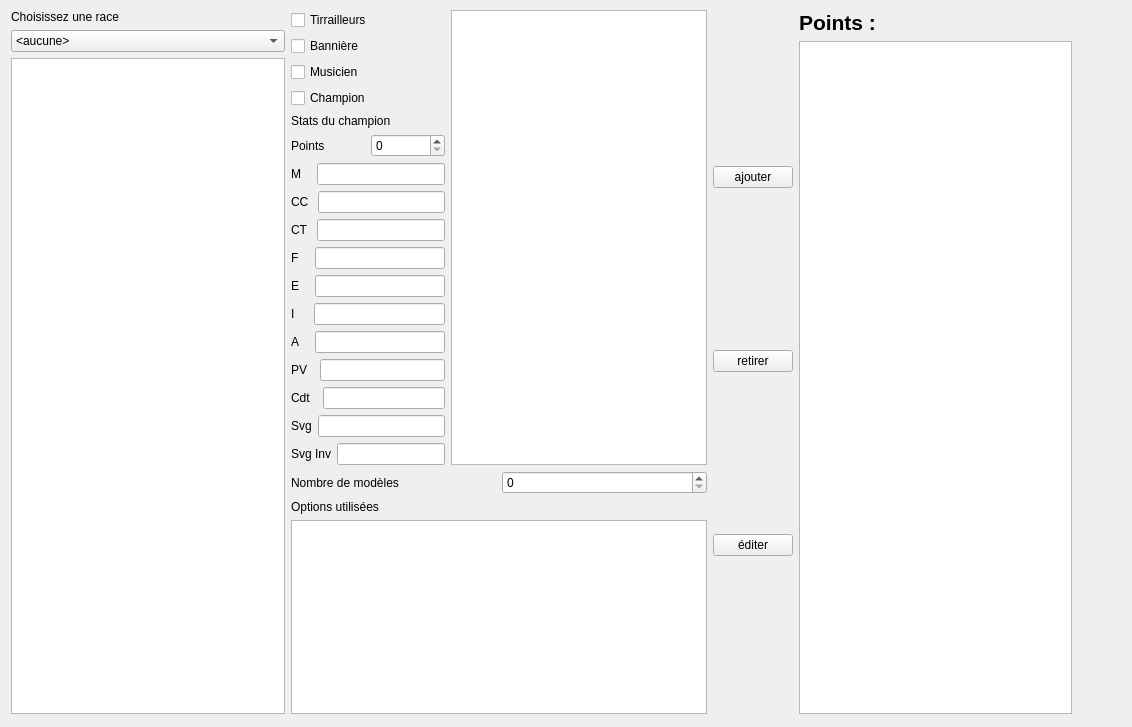
First picture: the form in warhole/armywindow.ui, repository kaosphere/Warhole, before the edit.
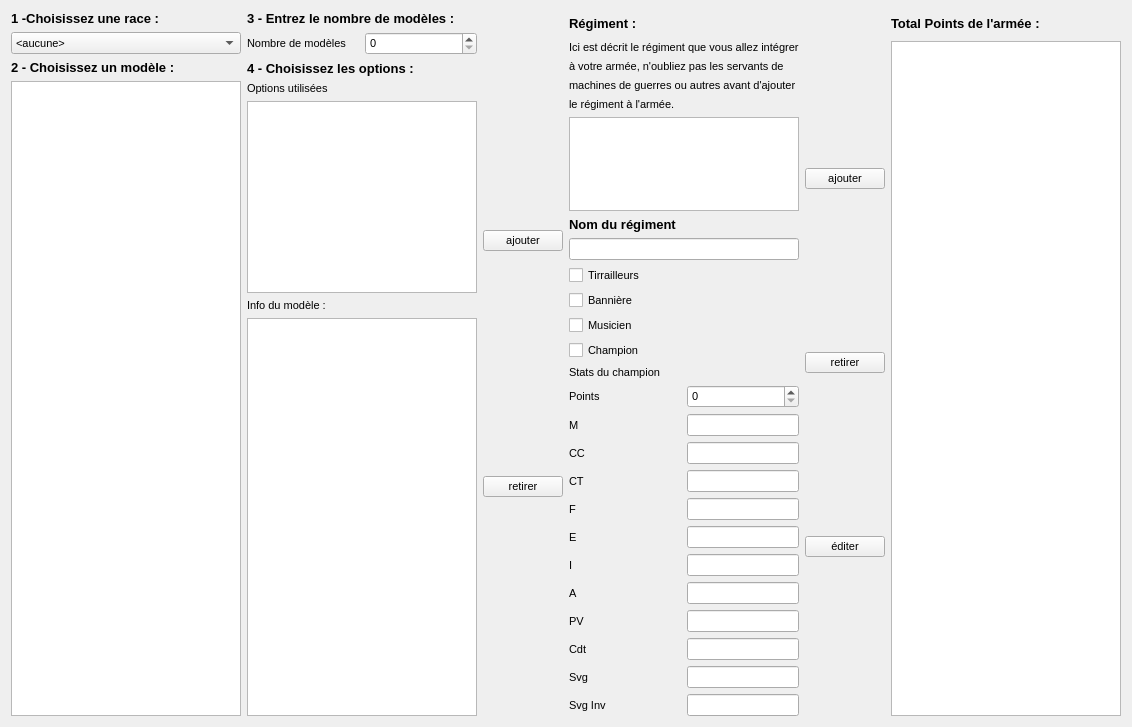
Second picture: the form after the edit.

Commit message: progressing army window

Patch:
```diff
--- a/warhole/armywindow.ui
+++ b/warhole/armywindow.ui
@@ -10,27 +10,32 @@
     <height>727</height>
    </rect>
   </property>
+  <property name="font">
+   <font>
+    <pointsize>8</pointsize>
+   </font>
+  </property>
   <property name="windowTitle">
    <string>Form</string>
   </property>
-  <widget class="QWidget" name="">
-   <property name="geometry">
-    <rect>
-     <x>11</x>
-     <y>10</y>
-     <width>1061</width>
-     <height>704</height>
-    </rect>
-   </property>
-   <layout class="QHBoxLayout" name="horizontalLayout_14">
+  <layout class="QVBoxLayout" name="verticalLayout_12">
+   <item>
+    <layout class="QHBoxLayout" name="horizontalLayout_17">
     <item>
      <layout class="QVBoxLayout" name="verticalLayout_9">
       <item>
        <layout class="QVBoxLayout" name="verticalLayout_4">
         <item>
          <widget class="QLabel" name="labelRace">
+           <property name="font">
+            <font>
+             <pointsize>10</pointsize>
+             <weight>75</weight>
+             <bold>true</bold>
+            </font>
+           </property>
           <property name="text">
-           <string>Choisissez une race</string>
+            <string>1 -Choisissez une race :</string>
           </property>
          </widget>
         </item>
@@ -45,6 +50,20 @@
         </item>
        </layout>
       </item>
+       <item>
+        <widget class="QLabel" name="label_17">
+         <property name="font">
+          <font>
+           <pointsize>10</pointsize>
+           <weight>75</weight>
+           <bold>true</bold>
+          </font>
+         </property>
+         <property name="text">
+          <string>2 - Choisissez un modèle :</string>
+         </property>
+        </widget>
+       </item>
       <item>
        <widget class="QTreeView" name="treeViewExistingModels"/>
       </item>
@@ -53,9 +72,199 @@
     <item>
      <layout class="QVBoxLayout" name="verticalLayout_6">
       <item>
+        <layout class="QVBoxLayout" name="verticalLayout_5">
+         <item>
+          <widget class="QLabel" name="label_18">
+           <property name="font">
+            <font>
+             <pointsize>10</pointsize>
+             <weight>75</weight>
+             <bold>true</bold>
+            </font>
+           </property>
+           <property name="text">
+            <string>3 - Entrez le nombre de modèles :</string>
+           </property>
+          </widget>
+         </item>
+         <item>
+          <layout class="QHBoxLayout" name="horizontalLayout_13">
+           <item>
+            <widget class="QLabel" name="label">
+             <property name="text">
+              <string>Nombre de modèles</string>
+             </property>
+            </widget>
+           </item>
+           <item>
+            <widget class="QSpinBox" name="spinBoxNB"/>
+           </item>
+          </layout>
+         </item>
+         <item>
+          <widget class="QLabel" name="label_19">
+           <property name="font">
+            <font>
+             <pointsize>10</pointsize>
+             <weight>75</weight>
+             <bold>true</bold>
+            </font>
+           </property>
+           <property name="text">
+            <string>4 - Choisissez les options :</string>
+           </property>
+          </widget>
+         </item>
+         <item>
+          <widget class="QLabel" name="label_3">
+           <property name="text">
+            <string>Options utilisées</string>
+           </property>
+          </widget>
+         </item>
+         <item>
+          <widget class="QTreeView" name="viewOptions">
+           <property name="sizePolicy">
+            <sizepolicy hsizetype="Expanding" vsizetype="Preferred">
+             <horstretch>0</horstretch>
+             <verstretch>0</verstretch>
+            </sizepolicy>
+           </property>
+           <property name="selectionMode">
+            <enum>QAbstractItemView::MultiSelection</enum>
+           </property>
+           <property name="animated">
+            <bool>true</bool>
+           </property>
+           <property name="allColumnsShowFocus">
+            <bool>true</bool>
+           </property>
+          </widget>
+         </item>
+         <item>
+          <widget class="QLabel" name="label_16">
+           <property name="text">
+            <string>Info du modèle : </string>
+           </property>
+          </widget>
+         </item>
+         <item>
+          <widget class="QTextEdit" name="textInfo">
+           <property name="readOnly">
+            <bool>true</bool>
+           </property>
+          </widget>
+         </item>
+        </layout>
+       </item>
+      </layout>
+     </item>
+     <item>
+      <layout class="QHBoxLayout" name="horizontalLayout_16">
+       <item>
+        <layout class="QVBoxLayout" name="verticalLayout_11">
+         <item>
+          <widget class="QPushButton" name="addGroupButton">
+           <property name="text">
+            <string>ajouter</string>
+           </property>
+          </widget>
+         </item>
+         <item>
+          <widget class="QPushButton" name="removeGroupButton">
+           <property name="text">
+            <string>retirer</string>
+           </property>
+          </widget>
+         </item>
+        </layout>
+       </item>
+       <item>
+        <layout class="QVBoxLayout" name="verticalLayout_10">
+         <item>
+          <layout class="QHBoxLayout" name="horizontalLayout_14">
+           <item>
+            <widget class="QLabel" name="label_15">
+             <property name="font">
+              <font>
+               <pointsize>10</pointsize>
+               <weight>75</weight>
+               <bold>true</bold>
+              </font>
+             </property>
+             <property name="text">
+              <string>Régiment : </string>
+             </property>
+            </widget>
+           </item>
+           <item>
+            <widget class="QLabel" name="labelPointsReg">
+             <property name="font">
+              <font>
+               <pointsize>16</pointsize>
+               <weight>50</weight>
+               <bold>false</bold>
+              </font>
+             </property>
+             <property name="text">
+              <string/>
+             </property>
+            </widget>
+           </item>
+          </layout>
+         </item>
+         <item>
+          <widget class="QLabel" name="label_20">
+           <property name="text">
+            <string>Ici est décrit le régiment que vous allez intégrer</string>
+           </property>
+          </widget>
+         </item>
+         <item>
+          <widget class="QLabel" name="label_21">
+           <property name="text">
+            <string>à votre armée, n'oubliez pas les servants de</string>
+           </property>
+          </widget>
+         </item>
+         <item>
+          <widget class="QLabel" name="label_22">
+           <property name="text">
+            <string>machines de guerres ou autres avant d'ajouter</string>
+           </property>
+          </widget>
+         </item>
+         <item>
+          <widget class="QLabel" name="label_23">
+           <property name="text">
+            <string>le régiment à l'armée.</string>
+           </property>
+          </widget>
+         </item>
+         <item>
+          <widget class="QTreeView" name="regimentView"/>
+         </item>
+         <item>
        <layout class="QHBoxLayout" name="horizontalLayout_12">
         <item>
          <layout class="QVBoxLayout" name="verticalLayout">
+             <item>
+              <widget class="QLabel" name="label_24">
+               <property name="font">
+                <font>
+                 <pointsize>10</pointsize>
+                 <weight>75</weight>
+                 <bold>true</bold>
+                </font>
+               </property>
+               <property name="text">
+                <string>Nom du régiment</string>
+               </property>
+              </widget>
+             </item>
+             <item>
+              <widget class="QLineEdit" name="regName"/>
+             </item>
           <item>
            <layout class="QVBoxLayout" name="verticalLayout_2">
             <item>
@@ -108,6 +317,12 @@
               </item>
               <item>
                <widget class="QSpinBox" name="spinPoints">
+                   <property name="sizePolicy">
+                    <sizepolicy hsizetype="Preferred" vsizetype="Fixed">
+                     <horstretch>0</horstretch>
+                     <verstretch>0</verstretch>
+                    </sizepolicy>
+                   </property>
                 <property name="maximum">
                  <number>999</number>
                 </property>
@@ -125,7 +340,14 @@
                </widget>
               </item>
               <item>
-               <widget class="QLineEdit" name="lineEditM"/>
+                  <widget class="QLineEdit" name="lineEditM">
+                   <property name="sizePolicy">
+                    <sizepolicy hsizetype="Preferred" vsizetype="Fixed">
+                     <horstretch>0</horstretch>
+                     <verstretch>0</verstretch>
+                    </sizepolicy>
+                   </property>
+                  </widget>
               </item>
              </layout>
             </item>
@@ -139,7 +361,14 @@
                </widget>
               </item>
               <item>
-               <widget class="QLineEdit" name="lineEditCC"/>
+                  <widget class="QLineEdit" name="lineEditCC">
+                   <property name="sizePolicy">
+                    <sizepolicy hsizetype="Preferred" vsizetype="Fixed">
+                     <horstretch>0</horstretch>
+                     <verstretch>0</verstretch>
+                    </sizepolicy>
+                   </property>
+                  </widget>
               </item>
              </layout>
             </item>
@@ -153,7 +382,14 @@
                </widget>
               </item>
               <item>
-               <widget class="QLineEdit" name="lineEditCT"/>
+                  <widget class="QLineEdit" name="lineEditCT">
+                   <property name="sizePolicy">
+                    <sizepolicy hsizetype="Preferred" vsizetype="Fixed">
+                     <horstretch>0</horstretch>
+                     <verstretch>0</verstretch>
+                    </sizepolicy>
+                   </property>
+                  </widget>
               </item>
              </layout>
             </item>
@@ -167,7 +403,14 @@
                </widget>
               </item>
               <item>
-               <widget class="QLineEdit" name="lineEditF"/>
+                  <widget class="QLineEdit" name="lineEditF">
+                   <property name="sizePolicy">
+                    <sizepolicy hsizetype="Preferred" vsizetype="Fixed">
+                     <horstretch>0</horstretch>
+                     <verstretch>0</verstretch>
+                    </sizepolicy>
+                   </property>
+                  </widget>
               </item>
              </layout>
             </item>
@@ -181,7 +424,14 @@
                </widget>
               </item>
               <item>
-               <widget class="QLineEdit" name="lineEditE"/>
+                  <widget class="QLineEdit" name="lineEditE">
+                   <property name="sizePolicy">
+                    <sizepolicy hsizetype="Preferred" vsizetype="Fixed">
+                     <horstretch>0</horstretch>
+                     <verstretch>0</verstretch>
+                    </sizepolicy>
+                   </property>
+                  </widget>
               </item>
              </layout>
             </item>
@@ -195,7 +445,14 @@
                </widget>
               </item>
               <item>
-               <widget class="QLineEdit" name="lineEditI"/>
+                  <widget class="QLineEdit" name="lineEditI">
+                   <property name="sizePolicy">
+                    <sizepolicy hsizetype="Preferred" vsizetype="Fixed">
+                     <horstretch>0</horstretch>
+                     <verstretch>0</verstretch>
+                    </sizepolicy>
+                   </property>
+                  </widget>
               </item>
              </layout>
             </item>
@@ -209,7 +466,14 @@
                </widget>
               </item>
               <item>
-               <widget class="QLineEdit" name="lineEditA"/>
+                  <widget class="QLineEdit" name="lineEditA">
+                   <property name="sizePolicy">
+                    <sizepolicy hsizetype="Preferred" vsizetype="Fixed">
+                     <horstretch>0</horstretch>
+                     <verstretch>0</verstretch>
+                    </sizepolicy>
+                   </property>
+                  </widget>
               </item>
              </layout>
             </item>
@@ -223,7 +487,14 @@
                </widget>
               </item>
               <item>
-               <widget class="QLineEdit" name="lineEditPV"/>
+                  <widget class="QLineEdit" name="lineEditPV">
+                   <property name="sizePolicy">
+                    <sizepolicy hsizetype="Preferred" vsizetype="Fixed">
+                     <horstretch>0</horstretch>
+                     <verstretch>0</verstretch>
+                    </sizepolicy>
+                   </property>
+                  </widget>
               </item>
              </layout>
             </item>
@@ -237,7 +508,14 @@
                </widget>
               </item>
               <item>
-               <widget class="QLineEdit" name="lineEditCdt"/>
+                  <widget class="QLineEdit" name="lineEditCdt">
+                   <property name="sizePolicy">
+                    <sizepolicy hsizetype="Preferred" vsizetype="Fixed">
+                     <horstretch>0</horstretch>
+                     <verstretch>0</verstretch>
+                    </sizepolicy>
+                   </property>
+                  </widget>
               </item>
              </layout>
             </item>
@@ -251,7 +529,14 @@
                </widget>
               </item>
               <item>
-               <widget class="QLineEdit" name="lineEditSvg"/>
+                  <widget class="QLineEdit" name="lineEditSvg">
+                   <property name="sizePolicy">
+                    <sizepolicy hsizetype="Preferred" vsizetype="Fixed">
+                     <horstretch>0</horstretch>
+                     <verstretch>0</verstretch>
+                    </sizepolicy>
+                   </property>
+                  </widget>
               </item>
              </layout>
             </item>
@@ -265,54 +550,20 @@
                </widget>
               </item>
               <item>
-               <widget class="QLineEdit" name="lineEditSvgInv"/>
-              </item>
-             </layout>
-            </item>
-           </layout>
-          </item>
-         </layout>
-        </item>
-        <item>
-         <widget class="QGraphicsView" name="graphicsView"/>
-        </item>
-       </layout>
-      </item>
-      <item>
-       <layout class="QVBoxLayout" name="verticalLayout_5">
-        <item>
-         <layout class="QHBoxLayout" name="horizontalLayout_13">
-          <item>
-           <widget class="QLabel" name="label">
-            <property name="text">
-             <string>Nombre de modèles</string>
+                  <widget class="QLineEdit" name="lineEditSvgInv">
+                   <property name="sizePolicy">
+                    <sizepolicy hsizetype="Preferred" vsizetype="Fixed">
+                     <horstretch>0</horstretch>
+                     <verstretch>0</verstretch>
+                    </sizepolicy>
             </property>
            </widget>
           </item>
-          <item>
-           <widget class="QSpinBox" name="spinBoxNB"/>
+                </layout>
           </item>
          </layout>
         </item>
-        <item>
-         <widget class="QLabel" name="label_3">
-          <property name="text">
-           <string>Options utilisées</string>
-          </property>
-         </widget>
-        </item>
-        <item>
-         <widget class="QTreeView" name="viewOptions">
-          <property name="selectionMode">
-           <enum>QAbstractItemView::MultiSelection</enum>
-          </property>
-          <property name="animated">
-           <bool>true</bool>
-          </property>
-          <property name="allColumnsShowFocus">
-           <bool>true</bool>
-          </property>
-         </widget>
+            </layout>
         </item>
        </layout>
       </item>
@@ -343,29 +594,52 @@
       </item>
      </layout>
     </item>
+      </layout>
+     </item>
     <item>
      <layout class="QVBoxLayout" name="verticalLayout_8">
       <item>
+        <layout class="QHBoxLayout" name="horizontalLayout_15">
+         <item>
        <widget class="QLabel" name="label_14">
         <property name="font">
          <font>
-          <pointsize>16</pointsize>
+             <pointsize>10</pointsize>
           <weight>75</weight>
           <bold>true</bold>
          </font>
         </property>
         <property name="text">
-         <string>Points :</string>
+            <string>Total Points de l'armée :</string>
         </property>
        </widget>
       </item>
       <item>
-       <widget class="QTreeView" name="viewRegiments"/>
+          <widget class="QLabel" name="labelPointsArmy">
+           <property name="font">
+            <font>
+             <pointsize>16</pointsize>
+            </font>
+           </property>
+           <property name="text">
+            <string/>
+           </property>
+          </widget>
       </item>
      </layout>
     </item>
-   </layout>
-  </widget>
+       <item>
+        <widget class="QTreeView" name="armyView">
+         <attribute name="headerShowSortIndicator" stdset="0">
+          <bool>true</bool>
+         </attribute>
+        </widget>
+       </item>
+      </layout>
+     </item>
+    </layout>
+   </item>
+  </layout>
  </widget>
  <resources/>
  <connections/>
```
Left out of the diff: 6 changed lines with no effect on the pictures. Lines whose indentation alone changed are shown as unchanged. The commit also changes 3 other files.
